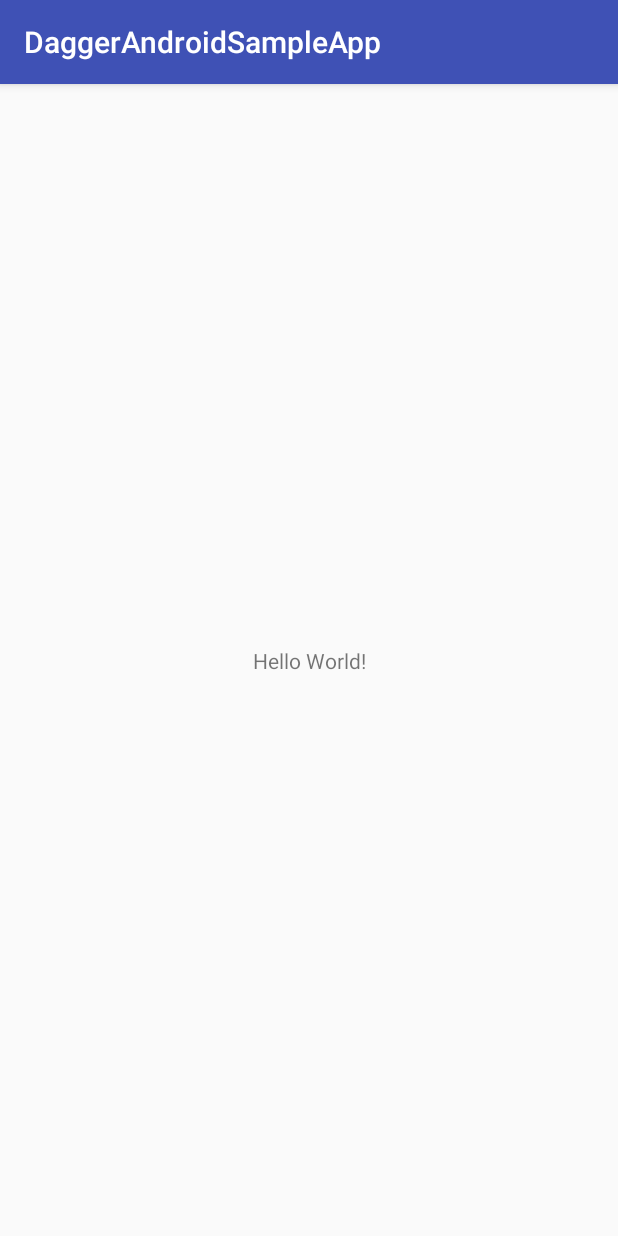
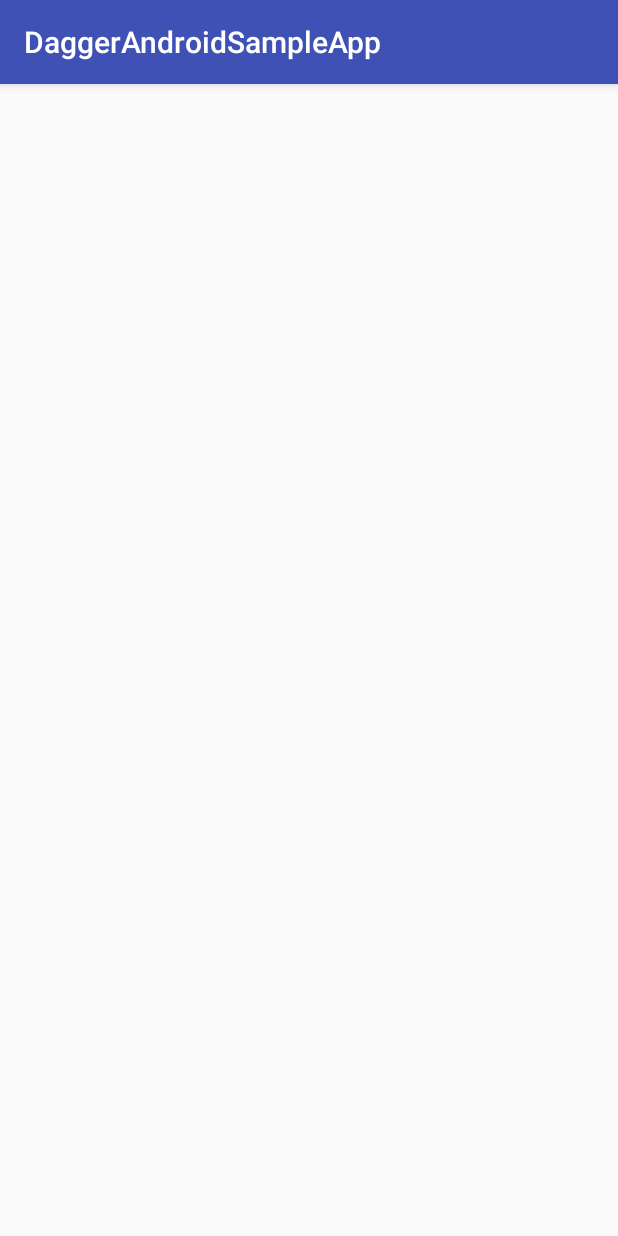
Before and after one commit to jshvarts/DaggerAndroidMVP, an Android app: the screen it shows after launch (LobbyActivity), on a phone screen of 412 x 824 dp. Run offline under Robolectric (Android 15) with nearby library versions, the phone set to English and light mode, and no system bars.

```diff
--- a/app/src/main/res/layout/lobby_activity.xml
+++ b/app/src/main/res/layout/lobby_activity.xml
@@ -1,18 +1,10 @@
 <?xml version="1.0" encoding="utf-8"?>
-<android.support.constraint.ConstraintLayout xmlns:android="http://schemas.android.com/apk/res/android"
+<LinearLayout xmlns:android="http://schemas.android.com/apk/res/android"
     xmlns:app="http://schemas.android.com/apk/res-auto"
     xmlns:tools="http://schemas.android.com/tools"
     android:layout_width="match_parent"
     android:layout_height="match_parent"
+    android:orientation="vertical"
     tools:context="com.jshvarts.daggerandroidsampleapp.LobbyActivity">
 
-    <TextView
-        android:layout_width="wrap_content"
-        android:layout_height="wrap_content"
-        android:text="Hello World!"
-        app:layout_constraintBottom_toBottomOf="parent"
-        app:layout_constraintLeft_toLeftOf="parent"
-        app:layout_constraintRight_toRightOf="parent"
-        app:layout_constraintTop_toTopOf="parent" />
-
-</android.support.constraint.ConstraintLayout>
+</LinearLayout>
```
Also changed, not shown: app/build.gradle (+8 -9 lines).
